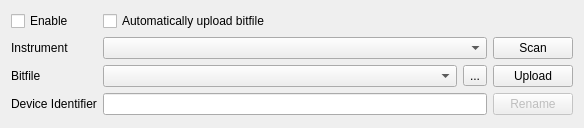
Above: ui/FPGASettings.ui from MonroeQuantumNetworks/IonControl before the change. Below: the same form after it.
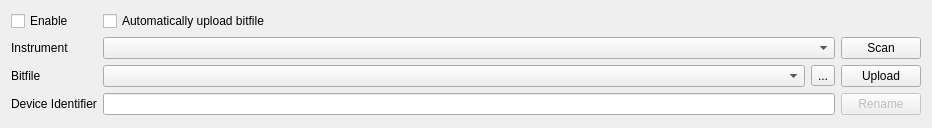
That is the form after the change. Icons and pictures are not drawn.

Commit message: Make FPGA file dialog default to last bitfile uploaded

What changed in the file:
```diff
--- a/ui/FPGASettings.ui
+++ b/ui/FPGASettings.ui
@@ -6,7 +6,7 @@
    <rect>
     <x>0</x>
     <y>0</y>
-    <width>584</width>
+    <width>932</width>
     <height>128</height>
    </rect>
   </property>
```
The commit also changes 1 other file.
